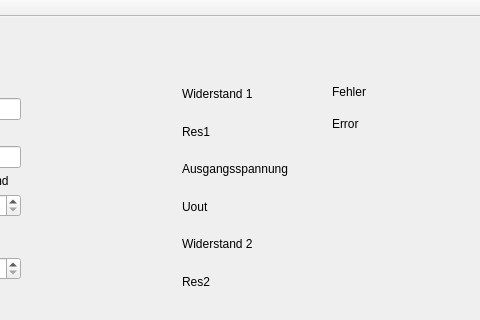
Above: UI/WiderstandsteilerUI/Widerstandsteiler.ui from Seebuebe/Widerstandsteiler before the change; both pictures show x 159 to 639 and y 0 to 320 of the 639 by 448 pixel window. Below: the same form after it.
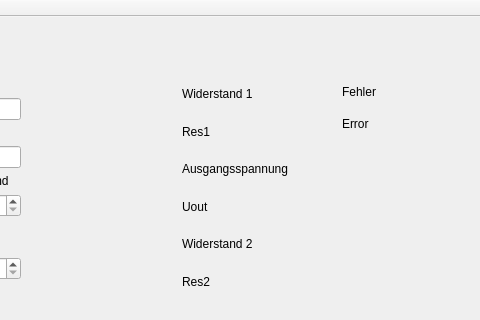
That is the form after the change. Icons and pictures are not drawn.

The edit to the form file:
```diff
--- a/UI/WiderstandsteilerUI/Widerstandsteiler.ui
+++ b/UI/WiderstandsteilerUI/Widerstandsteiler.ui
@@ -191,7 +191,7 @@
    <widget class="QWidget" name="layoutWidget">
     <property name="geometry">
      <rect>
-      <x>480</x>
+      <x>490</x>
       <y>50</y>
       <width>91</width>
       <height>81</height>
```
